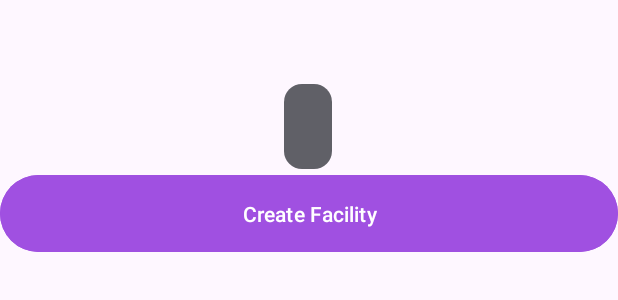
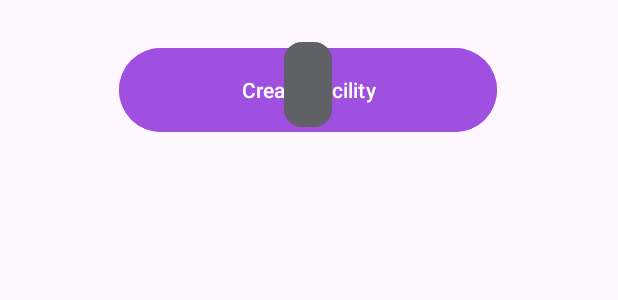
Before and after one commit to CMPUT301F24slacks/Slacks-LottoEvent, an Android app: the layout fragment_manage_my_events.xml on its own in the app's theme, with its tools: preview values and no code run, on a phone screen of 412 x 824 dp. Shown: the top 300 px of the screen. Run offline under Robolectric (Android 15) with nearby library versions, the phone set to English and light mode, and no system bars.

```diff
--- a/app/src/main/java/com/example/slacks_lottoevent/Facility.java
+++ b/app/src/main/java/com/example/slacks_lottoevent/Facility.java
@@ -12,6 +12,9 @@ public class Facility {
     private String country;
     private String postalCode;
     private String documentId;
+
+    // No-argument constructor required for Firestore
+    public Facility() {}
 
     public Facility(String facilityName, String streetAddress1, String streetAddress2, String city, String province, String country, String postalCode){
         this.facilityName = facilityName;
--- a/app/src/main/res/layout/fragment_manage_my_events.xml
+++ b/app/src/main/res/layout/fragment_manage_my_events.xml
@@ -8,39 +8,42 @@
 
     <Button
         android:id="@+id/create_facility_button"
-        android:layout_width="0dp"
-        android:layout_height="wrap_content"
+        android:layout_width="252dp"
+        android:layout_height="64dp"
+        android:layout_marginTop="28dp"
         android:backgroundTint="#A050E1"
         android:drawablePadding="8dp"
         android:padding="16dp"
         android:text="Create Facility"
         android:textColor="#FFFFFF"
-        app:layout_constraintBottom_toTopOf="@+id/myEventsListView"
         app:layout_constraintEnd_toEndOf="parent"
-        app:layout_constraintHorizontal_bias="0.0"
-        app:layout_constraintStart_toStartOf="parent" />
+        app:layout_constraintHorizontal_bias="0.496"
+        app:layout_constraintStart_toStartOf="parent"
+        app:layout_constraintTop_toTopOf="parent" />
 
     <TextView
         android:id="@+id/facility_created"
         android:layout_width="wrap_content"
         android:layout_height="wrap_content"
+        android:layout_marginTop="28dp"
         android:background="@drawable/rounded_background"
         android:gravity="center"
         android:padding="16dp"
         android:textColor="#EC7CEE"
         android:textSize="18sp"
-        app:layout_constraintBottom_toTopOf="@+id/create_facility_button"
         app:layout_constraintEnd_toEndOf="parent"
         app:layout_constraintHorizontal_bias="0.498"
-        app:layout_constraintStart_toStartOf="parent" />
+        app:layout_constraintStart_toStartOf="parent"
+        app:layout_constraintTop_toTopOf="parent" />
 
     <ListView
         android:id="@+id/myEventsListView"
-        android:layout_width="369dp"
-        android:layout_height="559dp"
-        android:layout_marginTop="172dp"
+        android:layout_width="match_parent"
+        android:layout_height="match_parent"
+        android:layout_marginTop="100dp"
         android:dividerHeight="36dp"
         android:padding="16dp"
-        app:layout_constraintTop_toTopOf="parent"
-        tools:layout_editor_absoluteX="21dp" />
+        app:layout_constraintEnd_toEndOf="parent"
+        app:layout_constraintStart_toStartOf="parent"
+        app:layout_constraintTop_toTopOf="parent" />
 </androidx.constraintlayout.widget.ConstraintLayout>
```
Also changed, not shown: app/src/main/java/com/example/slacks_lottoevent/AddFacilityFragment.java (+15 -5 lines), app/src/main/java/com/example/slacks_lottoevent/EventsHomeActivity.java (+13 -84 lines), app/src/main/java/com/example/slacks_lottoevent/ManageMyEventsFragment.java (+16 -5 lines).
